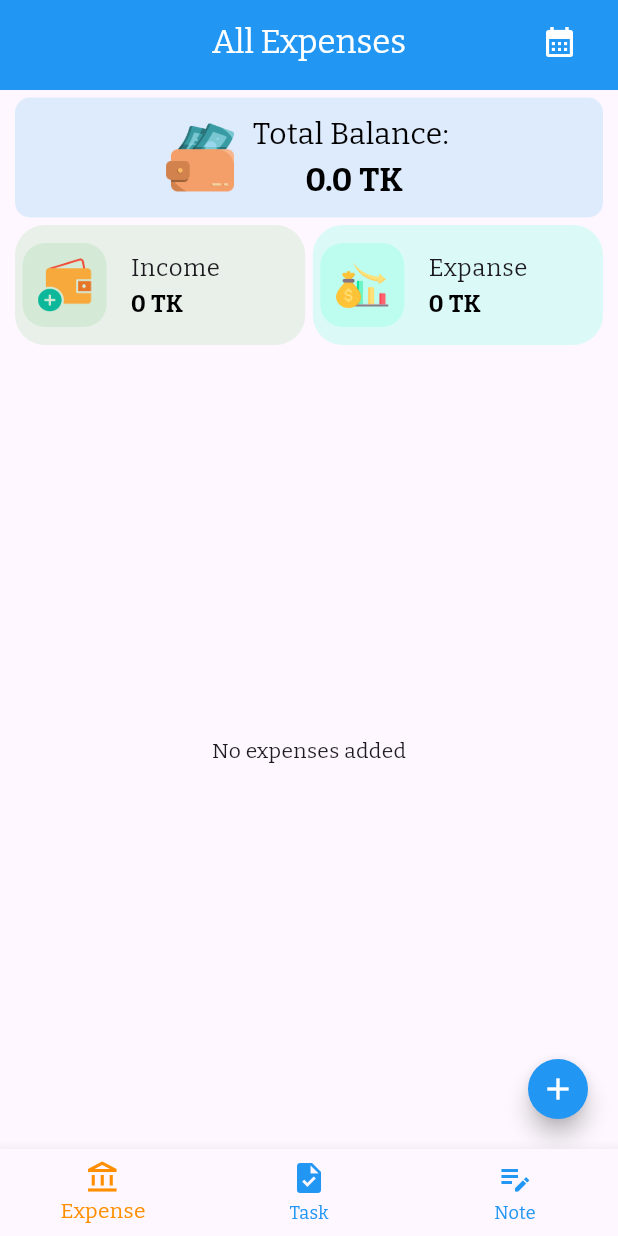
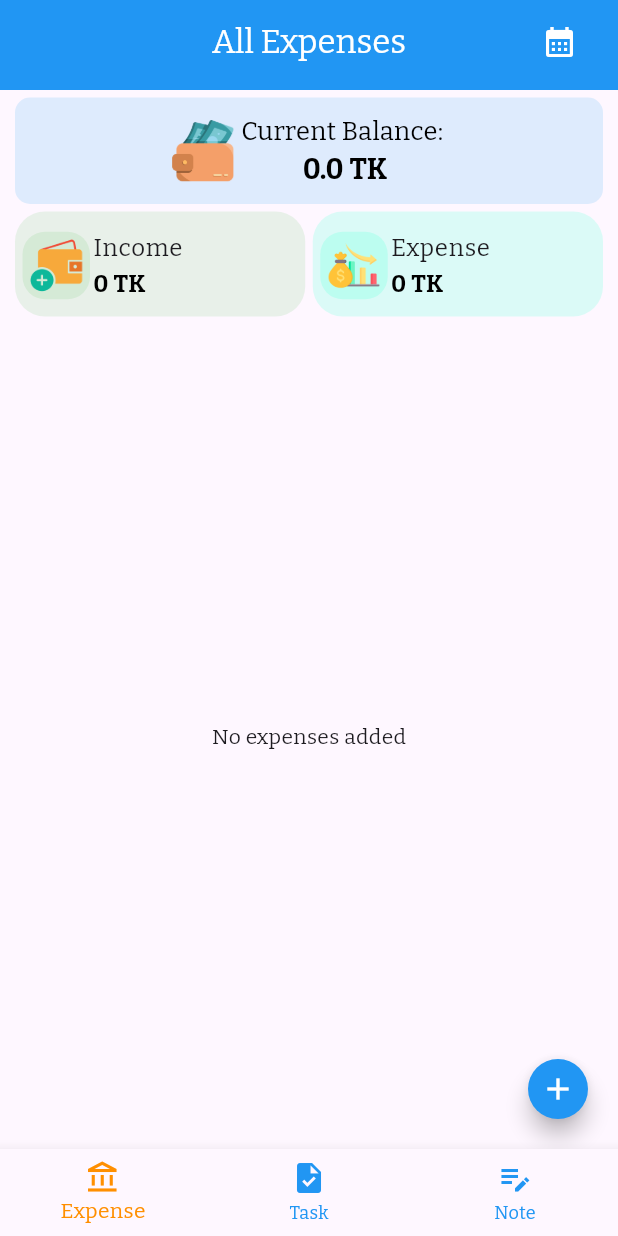
Before and after one commit to md-ruhulamin/ExNTask, a Flutter app: the screen it shows after launch, after a tap on "Get Started", on a phone screen of 412 x 824 dp. Run offline on Flutter 3.47's test engine with Material 3 defaults, Android fonts, the phone set to English and light mode, and no system bars; our stand-ins replace flutter_colorpicker, get, google_fonts, sqflite, sqflite_common_ffi; missing offline and left inert: expressions, scrollable_clean_calendar; accounts and stored records are empty; project files that could hold a hidden picture were left out.

Commit message:
solver overflow issue

```diff
--- a/lib/expences/expenses_home.dart
+++ b/lib/expences/expenses_home.dart
@@ -42,27 +42,27 @@ class ExpensesHome extends StatelessWidget {
                   children: [
                     Image.asset(
                       "assets/balance.png",
-                      height: 50,
+                      height: 45,
                     ),
                     SizedBox(
-                      width: 10,
+                      width: 3,
                     ),
                     Column(
                       children: [
                         CustomText(
-                          text: "Total Balance: ",
-                          size: 20,
-                        ),
-                        Obx(
-                          () => CustomText(
-                            text:
-                                '${controller.currentBalance.value.toStringAsFixed(1)} TK',
-                            size: 22,
-                            fontWeight: FontWeight.bold,
-                          ),
-                        ),
+                          text: "Current Balance: ",
+                          size: 17,
+                        ),Obx(
+                      () => CustomText(maxLine: 2,
+                        text:
+                            '${controller.currentBalance.value.toStringAsFixed(1)} TK',
+                        size: 19,
+                        fontWeight: FontWeight.bold,
+                      ),
+                    ),
                       ],
                     ),
+
                   ],
                 )),
             SizedBox(
@@ -83,7 +83,7 @@ class ExpensesHome extends StatelessWidget {
                 ),
                 Obx(
                   () => ExpancesBox(
-                      text: 'Expanse',
+                      text: 'Expense',
                       imjPath: "assets/reduction.png",
                       value: controller.totalExpense.value.toStringAsFixed(0),
                       color: Colors.tealAccent.shade100),
@@ -222,15 +222,16 @@ class ExpancesBox extends StatelessWidget {
           decoration: BoxDecoration(
               color: color.withOpacity(0.4),
               borderRadius: BorderRadius.circular(20)),
-          height: 80,
+          height: 70,
           child: ListTile(
+            horizontalTitleGap: 2,
             contentPadding: EdgeInsets.symmetric(horizontal: 5),
             leading: Container(
-                padding: EdgeInsets.all(10),
+                padding: EdgeInsets.all(5),
                 decoration: BoxDecoration(
                     color: color.withAlpha(150),
                     borderRadius: BorderRadius.circular(15)),
-                child: Image.asset(imjPath)),
+                child: Image.asset(width: 35, imjPath)),
             title: Text(text),
             subtitle: CustomText(
               text: "${value} TK",
--- a/lib/widget/custom_text.dart
+++ b/lib/widget/custom_text.dart
@@ -19,7 +19,7 @@ class CustomText extends StatelessWidget {
 
   @override
   Widget build(BuildContext context) {
-    return Text(
+    return Text(overflow: TextOverflow.ellipsis,
       maxLines: maxLine,
       text,
       style: TextStyle(fontSize: size, fontWeight: fontWeight, color: color),
--- a/pubspec.yaml
+++ b/pubspec.yaml
@@ -19,8 +19,7 @@ publish_to: 'none' # Remove this line if you wish to publish to pub.dev
 version: 1.0.0+1
 
 environment:
-  sdk: ^3.7.0-71.0.dev
-
+  sdk: ^3.5.0
 # Dependencies specify other packages that your package needs in order to work.
 # To automatically upgrade your package dependencies to the latest versions
 # consider running `flutter pub upgrade --major-versions`. Alternatively,
```
Also changed, not shown: lib/expences/update_expense.dart (+5 -2 lines), lib/main.dart (+4 -8 lines), lib/notes/add_notes.dart (+13 -9 lines), lib/notes/update_notes.dart (+10 -9 lines), lib/task/task_controller.dart (+7 -8 lines), lib/task/task_home.dart (+10 -10 lines), pubspec.lock.
